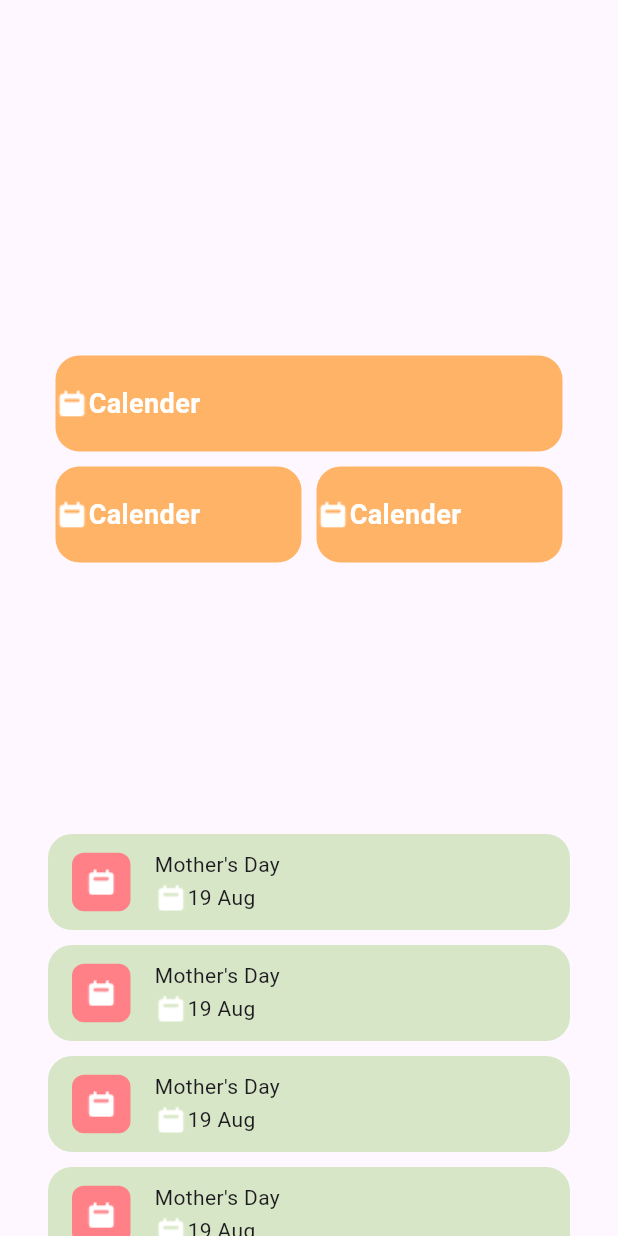
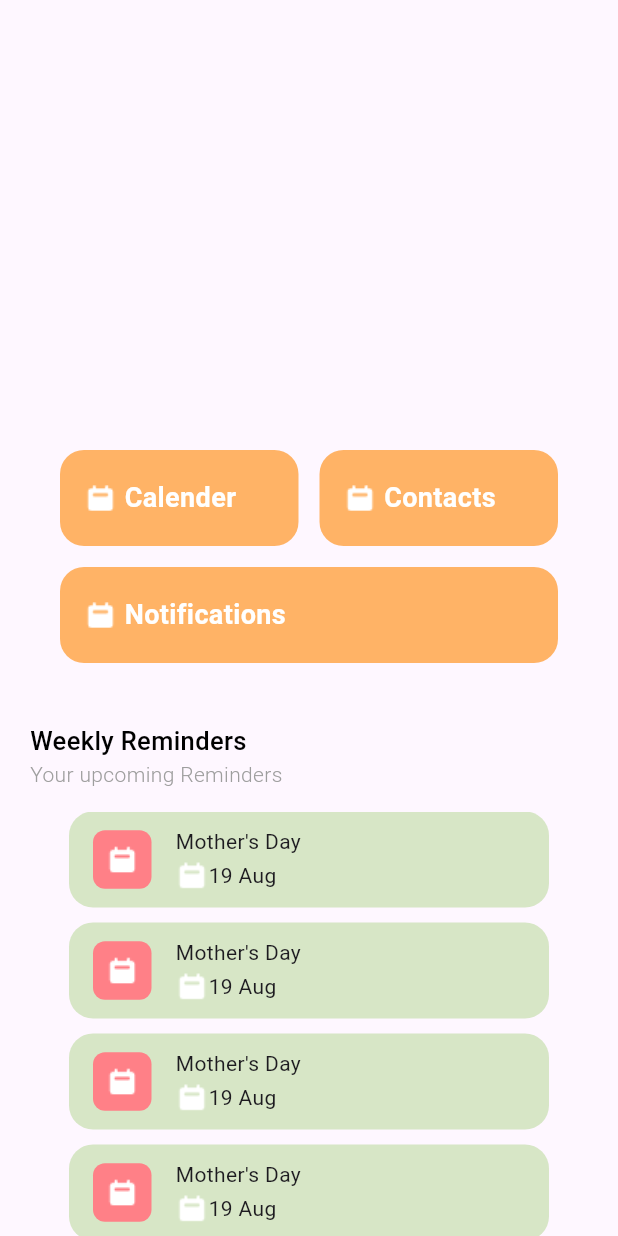
Before and after one commit to uoa-compsci399-s2-2024/capstone-project-team-41, a Flutter app: the HomeView screen opened directly, on a phone screen of 412 x 824 dp. Run offline on Flutter 3.47's test engine with Material 3 defaults, Android fonts, the phone set to English and light mode, and no system bars; missing offline and left inert: auth0_flutter, grpc, protobuf.

Commit message:
Add home nav container widget

```diff
--- /dev/null
+++ b/Mobile/devtools_options.yaml
@@ -0,0 +1,3 @@
+description: This file stores settings for Dart & Flutter DevTools.
+documentation: https://docs.flutter.dev/tools/devtools/extensions#configure-extension-enablement-states
+extensions:
--- a/Mobile/lib/Features/Home/HomeView.dart
+++ b/Mobile/lib/Features/Home/HomeView.dart
@@ -1,7 +1,8 @@
 import 'package:RemindMate/Features/Home/Models/UIOReminderCard.dart';
 import 'package:RemindMate/Features/Home/Models/UIOReminderCardType.dart';
-import 'package:RemindMate/Features/Home/Views/HomeNavButton.dart';
+import 'package:RemindMate/Features/Home/Views/HomeNavContainer.dart';
 import 'package:RemindMate/Features/Home/Views/RemindersContainer.dart';
+import 'package:RemindMate/Features/Views/TextStyles.dart';
 import 'package:flutter/material.dart';
 
 class HomeView extends StatefulWidget {
@@ -24,28 +25,32 @@ class _HomeViewState extends State<HomeView> {
   @override
   Widget build(BuildContext context) {
     return Scaffold(
-      appBar: AppBar(),
       body: Padding(
-        padding: const EdgeInsets.only(top: 0, bottom: 0, left: 32, right: 32),
+        padding: const EdgeInsets.only(top: 300, bottom: 0, left: 20, right: 20),
         child: Column(
           children: [
-            const SizedBox(
-              height: 500,
-              child: Column(
-                mainAxisAlignment: MainAxisAlignment.center,
-                children: [
-                  HomeNavButton(),
-                  Row(
-                    children: [
-                      Expanded(child: HomeNavButton(),),
-                      Expanded(child: HomeNavButton(),),
-                    ],
-                  )
-                ],
-              )
+            Padding(
+              padding: EdgeInsets.symmetric(horizontal: 20),
+              child: const HomeNavContainer(),
+            ),
+            Padding(
+              padding: const EdgeInsets.only(top: 40, bottom: 15),
+              child: Container(
+                alignment: Alignment.topLeft,
+                child: const Column(
+                  crossAxisAlignment: CrossAxisAlignment.start,
+                  children: [
+                    Text("Weekly Reminders", style: Textstyles.P1,),
+                    Text("Your upcoming Reminders", style: Textstyles.S1)
+                  ],
+                )
+              ),
             ),
             Flexible(
-              child: ReminderContainer(carduio: sampleUIO,)
+              child: Padding(
+                padding: const EdgeInsets.only(left: 20, right: 20),
+                child: ReminderContainer(carduio: sampleUIO,)
+              )
             )
           ],
         )
--- a/Mobile/lib/Features/Home/Views/HomeNavButton.dart
+++ b/Mobile/lib/Features/Home/Views/HomeNavButton.dart
@@ -1,13 +1,15 @@
 import 'package:RemindMate/Features/Views/ColorPalette.dart';
 import 'package:RemindMate/Features/Views/Images.dart';
+import 'package:RemindMate/Features/Views/TextStyles.dart';
 import 'package:flutter/material.dart';
 
 
 class HomeNavButton extends StatelessWidget {
 
+  final String buttonTitle;
   // NEEDS UIO
 
-  const HomeNavButton({super.key});
+  const HomeNavButton({super.key, required this.buttonTitle});
 
   @override
   Widget build(BuildContext context) {
@@ -16,12 +18,13 @@ class HomeNavButton extends StatelessWidget {
       decoration: BoxDecoration(
         color: ColorPalette.primaryOrange,
         borderRadius: const BorderRadius.all(Radius.circular(16))),
-      margin: const EdgeInsets.all(5),
       child: Row(
         children: [
+          const Padding(padding: EdgeInsets.only(right: 16)),
           Image.asset(Images.calenderIcon),
-          const Text("Calender",
-            style: TextStyle(color: Colors.white, fontSize: 18, fontWeight: FontWeight.bold),
+          const Padding(padding: EdgeInsets.only(right: 5)),
+          Text(buttonTitle,
+            style: Textstyles.H3,
           )
         ],
       ),
--- /dev/null
+++ b/Mobile/lib/Features/Home/Views/HomeNavContainer.dart
@@ -0,0 +1,31 @@
+import 'package:RemindMate/Features/Home/Views/HomeNavButton.dart';
+import 'package:flutter/material.dart';
+
+
+class HomeNavContainer extends StatelessWidget {
+
+  const HomeNavContainer({super.key});
+
+  @override
+  Widget build(BuildContext context) {
+    return const SizedBox(
+      child: Padding(
+        padding: EdgeInsets.only(left: 0, right: 0),
+        child: Column(
+          mainAxisAlignment: MainAxisAlignment.center,
+          children: [
+            Row(
+              children: [
+                Expanded(child: HomeNavButton(buttonTitle: "Calender")),
+                Padding(padding: EdgeInsets.only(right: 14)),
+                Expanded(child: HomeNavButton(buttonTitle: "Contacts"),),
+              ],
+            ),
+            Padding(padding: EdgeInsets.only(bottom: 14)),
+            HomeNavButton(buttonTitle: "Notifications"),
+          ],
+        )
+      )
+    );
+  }
+}
--- a/Mobile/lib/Features/Home/Views/RemindersContainer.dart
+++ b/Mobile/lib/Features/Home/Views/RemindersContainer.dart
@@ -9,10 +9,17 @@ class ReminderContainer extends StatelessWidget {
 
   @override
   Widget build(BuildContext context) {
-    return ListView.separated(
-      itemCount: 100,
-      itemBuilder: (BuildContext context, int index) => ReminderCard(uio: carduio),
-      separatorBuilder: (context, index) => const Padding(padding: EdgeInsets.only(bottom: 10)),
+    return MediaQuery.removePadding(
+      context: context,
+      removeTop: true,
+      child: Scrollbar(
+        child: ListView.separated(
+          padding: const EdgeInsets.symmetric(horizontal: 6),
+          itemCount: 10,
+          itemBuilder: (BuildContext context, int index) => ReminderCard(uio: carduio),
+          separatorBuilder: (context, index) => const Padding(padding: EdgeInsets.only(bottom: 10)),
+        ),
+      )
     );
   }
 }
--- a/Mobile/lib/Features/Views/TextStyles.dart
+++ b/Mobile/lib/Features/Views/TextStyles.dart
@@ -2,4 +2,6 @@ import 'package:flutter/material.dart';
 
 final class Textstyles {
   static const TextStyle H3 = TextStyle(color: Colors.white, fontSize: 18, fontWeight: FontWeight.bold);
+  static const TextStyle P1 = TextStyle(color: Colors.black, fontSize: 17, fontWeight: FontWeight.w500);
+  static const TextStyle S1 = TextStyle(color: Colors.grey, fontSize: 14, fontWeight: FontWeight.w300);
 }
```
